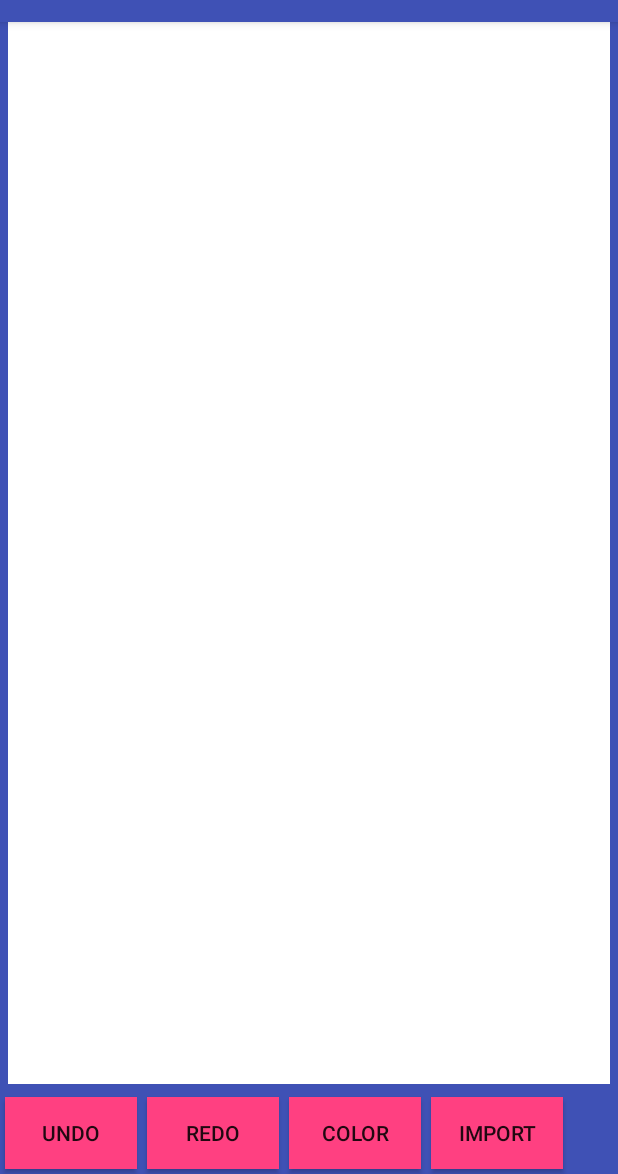
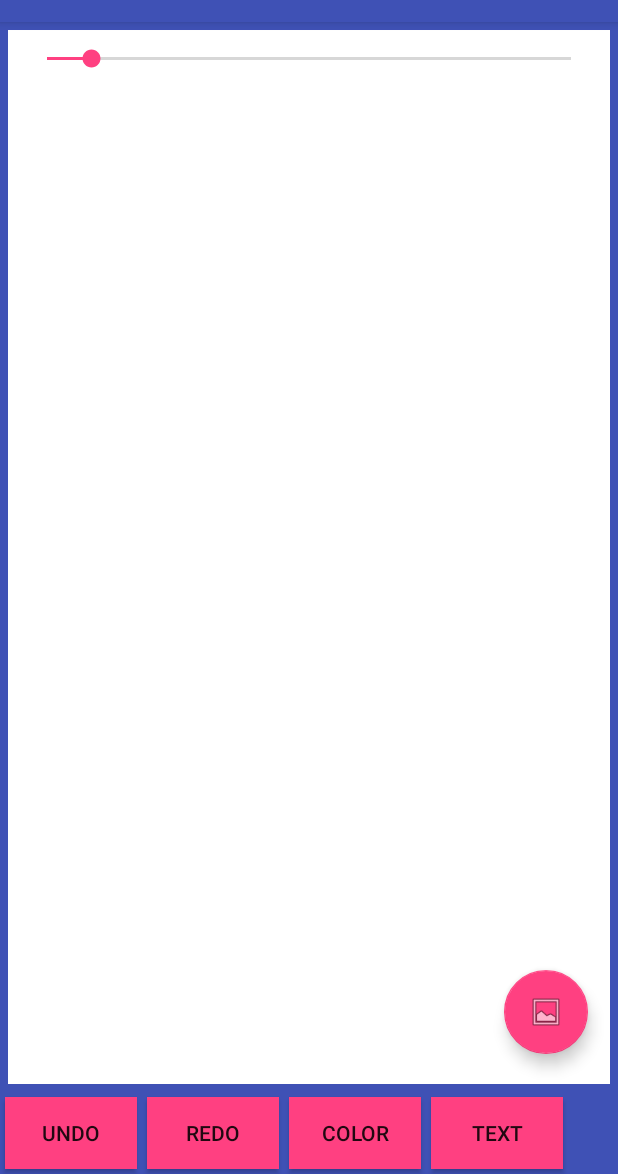
Before and after one commit to vishal-developer/CanvasPro, an Android app: the screen it shows after launch (CanvasActivity), after a tap on "COLOR", on a phone screen of 412 x 824 dp, the part 62-1236 px from its top. Run offline under Robolectric (Android 15) with nearby library versions, the phone set to English and light mode, and no system bars.

```diff
--- a/app/src/main/java/com/noon/canvaspro/activity/CanvasActivity.java
+++ b/app/src/main/java/com/noon/canvaspro/activity/CanvasActivity.java
@@ -10,12 +10,14 @@ import android.net.Uri;
 import android.os.Bundle;
 import android.provider.MediaStore;
 import android.support.annotation.NonNull;
+import android.support.design.widget.FloatingActionButton;
 import android.support.v4.app.ActivityCompat;
 import android.support.v7.app.AppCompatActivity;
 import android.support.v7.widget.Toolbar;
 import android.util.Log;
 import android.view.View;
 import android.widget.Button;
+import android.widget.SeekBar;
 import android.widget.Toast;
 
 import com.noon.canvaspro.R;
@@ -29,7 +31,8 @@ public class CanvasActivity extends AppCompatActivity {
     public static int GALLERY_REQ_CODE = 1;
     private static final int REQUEST_EXTERNAL_STORAGE = 1;
     private static String[] PERMISSIONS_STORAGE = {/*Manifest.permission.WRITE_EXTERNAL_STORAGE,*/Manifest.permission.READ_EXTERNAL_STORAGE};
-
+    int[] colors = {Color.RED, Color.BLUE, Color.GREEN, Color.YELLOW};
+    int colorCount = 0;
 
     @Override
     protected void onCreate(Bundle savedInstanceState) {
@@ -43,6 +46,10 @@ public class CanvasActivity extends AppCompatActivity {
 
     private void init(){
         mCanvasView = (MCanvasView)findViewById(R.id.draw_view);
+
+
+
+
         Button btnUndo, btnRedo, btnColors, btnSave;
         btnUndo = (Button)findViewById(R.id.btn_undo);
         btnUndo.setOnClickListener(clickListener);
@@ -53,9 +60,29 @@ public class CanvasActivity extends AppCompatActivity {
         btnColors = (Button)findViewById(R.id.btn_color);
         btnColors.setOnClickListener(clickListener);
 
-        btnSave = (Button)findViewById(R.id.btn_import);
+        btnSave = (Button)findViewById(R.id.btn_text);
         btnSave.setOnClickListener(clickListener);
-        mCanvasView.setPaintWidth(10);
+
+        SeekBar seekBar = (SeekBar)findViewById(R.id.stroke_seek_bar);
+        seekBar.setOnSeekBarChangeListener(new SeekBar.OnSeekBarChangeListener() {
+            @Override
+            public void onProgressChanged(SeekBar seekBar, int i, boolean b) {
+                mCanvasView.setPaintWidth(i);
+            }
+
+            @Override
+            public void onStartTrackingTouch(SeekBar seekBar) {
+
+            }
+
+            @Override
+            public void onStopTrackingTouch(SeekBar seekBar) {
+
+            }
+        });
+
+        FloatingActionButton floatingGallary = (FloatingActionButton)findViewById(R.id.floating_gallary);
+        floatingGallary.setOnClickListener(clickListener);
     }
 
     View.OnClickListener clickListener = new View.OnClickListener() {
@@ -69,16 +96,20 @@ public class CanvasActivity extends AppCompatActivity {
                     mCanvasView.doRedo();
                     break;
                 case R.id.btn_color:
-                    mCanvasView.drawText("Yes");
                     mCanvasView.setColor(Color.RED);
                     break;
-                case R.id.btn_import:
+                case R.id.btn_text:
+                    mCanvasView.drawText("WelCome to Canvas Text", 300, 300);
+                    break;
+                case R.id.floating_gallary:
                     onGalleryBtnClick();
                     break;
             }
 
         }
     };
+
+
 
     public void onGalleryBtnClick() {
         Intent intent = new Intent(Intent.ACTION_PICK,
--- a/app/src/main/java/com/noon/canvaspro/customview/MCanvasView.java
+++ b/app/src/main/java/com/noon/canvaspro/customview/MCanvasView.java
@@ -29,19 +29,23 @@ public class MCanvasView extends View implements View.OnTouchListener {
 
     public static final String TAG = MCanvasView.class.getSimpleName();
 
-    private Canvas  mCanvas;
-    private Path    mPath;
-    private Paint       mPaint;
+    private Canvas mCanvas;
+    private Path mPath;
+    private Paint mPaint;
     private List<Path> paths = new ArrayList<>();
     private List<Path> undonePaths = new ArrayList<>();
+    private List<Paint> paints = new ArrayList<>();
     private int defaultColor = Color.BLACK;
+    private float defaultStroke = 5.0F;
     private Bitmap mBitmap;
     private Matrix mMatrix;
     private RectF mSrcRectF;
     private RectF mDestRectF;
-    private String mText;
+    private String mText = "";
 
-
+    private float mX, mY;
+    private static final float TOUCH_TOLERANCE = 4;
+    private float textX, textY;
 
 
     public MCanvasView(Context context)   {
@@ -60,15 +64,10 @@ public class MCanvasView extends View implements View.OnTouchListener {
         setFocusableInTouchMode(true);
         this.setOnTouchListener(this);
 
-        mPaint = new Paint();
-        mPaint.setAntiAlias(true);
-        mPaint.setDither(true);
-        mPaint.setColor(defaultColor);
+        textX = (float)(getWidth()/2.5);
+        textY = (float)(getHeight()/2.5);
 
-        mPaint.setStyle(Paint.Style.STROKE);
-        mPaint.setStrokeJoin(Paint.Join.ROUND);
-        mPaint.setStrokeCap(Paint.Cap.ROUND);
-        mPaint.setStrokeWidth(5);
+        createPaint();
 
         mMatrix = new Matrix();
         mSrcRectF = new RectF();
@@ -94,18 +93,32 @@ public class MCanvasView extends View implements View.OnTouchListener {
 
 
 
+    public void drawText(String text, float mX, float mY){
+        mText = text;
+        textX = mX;
+        textY = mY;
+        invalidate();
+    }
+
     public void drawText(String text){
         mText = text;
+        invalidate();
 
+        /*Log.d(TAG, "mText :"+mText+" textX:"+textX+" textY:"+textY);
+        if(mText != null && mText.length()>0){
+            mCanvas.drawText(mText, 300, 300, mPaint);
+        }*/
     }
 
     public void setColor(int color){
         invalidate();
-        mPaint.setColor(color);
+        defaultColor = color;
     }
+
     public void setPaintWidth(float widthPx) {
             invalidate();
-            mPaint.setStrokeWidth(widthPx);
+            defaultStroke = widthPx;
+            mPaint.setStrokeWidth(defaultStroke);
     }
 
     @Override
@@ -115,13 +128,11 @@ public class MCanvasView extends View implements View.OnTouchListener {
 
     @Override
     protected void onDraw(Canvas canvas) {
-        for (Path p : paths){
-            canvas.drawPath(p, mPaint);
+        mPaint.setColor(defaultColor);
+        for(int i = 0; i<paths.size(); i++){
+            canvas.drawPath(paths.get(i), paints.get(i));
         }
-        canvas.drawPath(mPath, mPaint);
-
         if(mBitmap!=null){
-
             // Setting size of Source Rect
             mSrcRectF.set(0, 0,(float) (mBitmap.getWidth()*2.5),(float) (mBitmap.getHeight()*2.5));
 
@@ -134,15 +145,13 @@ public class MCanvasView extends View implements View.OnTouchListener {
             // Drawing the bitmap in the canvas
             canvas.drawBitmap(mBitmap, mMatrix, mPaint);
         }
-        if(null != mText){
-            canvas.drawText(mText, 0, 0, mPaint);
+        Log.d(TAG, "mText :"+mText+" textX:"+textX+" textY:"+textY);
+        if(mText != null && mText.length()>0){
+            canvas.drawText(mText, textX, textY, mPaint);
         }
-
+        canvas.drawPath(mPath, mPaint);
     }
 
-
-    private float mX, mY;
-    private static final float TOUCH_TOLERANCE = 4;
 
     private void touch_start(float x, float y) {
         mPath.reset();
@@ -167,15 +176,33 @@ public class MCanvasView extends View implements View.OnTouchListener {
         mCanvas.drawPath(mPath, mPaint);
         // kill this so we don't double draw
         paths.add(mPath);
+
+        paints.add(mPaint);
+        createPaint();
+
         mPath = new Path();
+    }
+
+
+    private void createPaint(){
+        mPaint = new Paint();
+        mPaint.setAntiAlias(true);
+        mPaint.setDither(true);
+        mPaint.setColor(defaultColor);
+
+        mPaint.setStyle(Paint.Style.STROKE);
+        mPaint.setStrokeJoin(Paint.Join.ROUND);
+        mPaint.setStrokeCap(Paint.Cap.ROUND);
+        mPaint.setStrokeWidth(defaultStroke);
+
+        mPaint.setTextAlign(Paint.Align.CENTER);
+        mPaint.setTextSize(24);
     }
 
     public void doUndo () {
         if (paths.size()>0)  {
             undonePaths.add(paths.remove(paths.size()-1));
             invalidate();
-        } else  {
-            Log.i("undo", "Undo elsecondition");
         }
     }
 
@@ -184,9 +211,7 @@ public class MCanvasView extends View implements View.OnTouchListener {
             paths.add(undonePaths.remove(undonePaths.size()-1));
             invalidate();
         }
-        else  {
-            Log.i("undo", "Redo elsecondition");
-        }
+
     }
 
     public boolean onTouch(View arg0, MotionEvent event) {
--- a/app/src/main/res/layout/activity_canvas.xml
+++ b/app/src/main/res/layout/activity_canvas.xml
@@ -22,5 +22,13 @@
 
     <include layout="@layout/content_canvas" />
 
+    <android.support.design.widget.FloatingActionButton
+        android:id="@+id/floating_gallary"
+        android:layout_width="wrap_content"
+        android:layout_height="wrap_content"
+        android:layout_marginBottom="80dp"
+        android:layout_marginRight="20dp"
+        android:src="@android:drawable/ic_menu_gallery"
+        android:layout_gravity="bottom|right"/>
 
 </android.support.design.widget.CoordinatorLayout>
--- a/app/src/main/res/layout/content_canvas.xml
+++ b/app/src/main/res/layout/content_canvas.xml
@@ -1,8 +1,10 @@
 <RelativeLayout xmlns:android="http://schemas.android.com/apk/res/android"
     android:layout_width="match_parent"
     android:layout_height="match_parent"
+    android:paddingTop="?actionBarSize"
     android:background="@color/colorPrimary">
     <!-- TODO: Update blank fragment layout -->
+
     <com.noon.canvaspro.customview.MCanvasView
         android:id="@+id/draw_view"
         android:layout_width="match_parent"
@@ -10,6 +12,13 @@
         android:layout_above="@+id/btn_undo"
         android:layout_margin="5dp"
         android:background="@android:color/white" />
+    <SeekBar
+        android:layout_margin="15dp"
+        android:id="@+id/stroke_seek_bar"
+        android:layout_width="fill_parent"
+        android:layout_height="wrap_content"
+        android:max="24"
+        android:progress="2" />
 
     <Button
         android:id="@+id/btn_undo"
@@ -41,13 +50,13 @@
         android:text="@string/btn_drw_chng_color" />
 
     <Button
-        android:id="@+id/btn_import"
+        android:id="@+id/btn_text"
         android:layout_width="wrap_content"
         android:layout_height="wrap_content"
         android:layout_alignParentBottom="true"
         android:layout_margin="3dp"
         android:layout_toRightOf="@+id/btn_color"
         android:background="@color/colorAccent"
-        android:text="@string/btn_drw_import" />
+        android:text="@string/btn_drw_text" />
 
 </RelativeLayout>
--- a/app/src/main/res/values/strings.xml
+++ b/app/src/main/res/values/strings.xml
@@ -2,7 +2,7 @@
     <string name="app_name">CanvasPro</string>
     <string name="action_settings">Settings</string>
 
-    <string name="btn_drw_import">Import</string>
+    <string name="btn_drw_text">Text</string>
     <string name="btn_drw_undo">Undo</string>
     <string name="btn_drw_redo">Redo</string>
     <string name="btn_drw_chng_color">Color</string>
```
